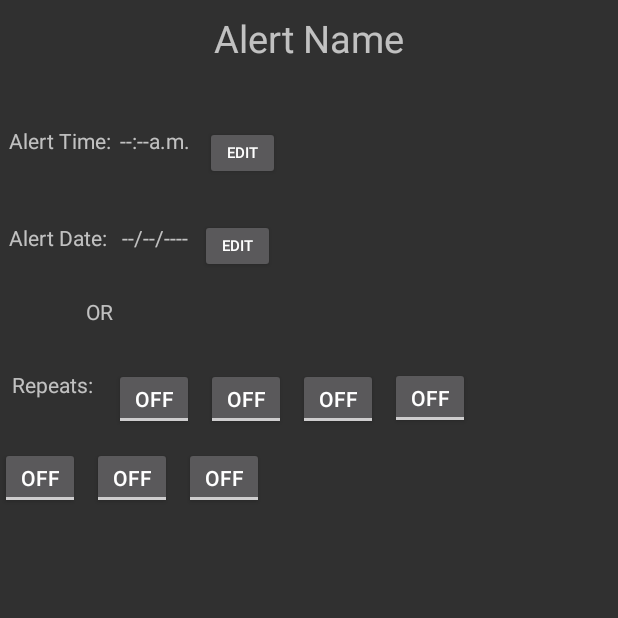
After one commit to jekrause/reef, an Android app: the ViewAlertActivity screen opened directly, with no data from a screen before it, on a phone screen of 412 x 824 dp, the top half of it. The commit adds this screen. Run offline under Robolectric (Android 15) with nearby library versions, the phone set to English and light mode, and no system bars.

Commit message:
Started View Alert Activity and XML

```diff
--- a/app/src/main/AndroidManifest.xml
+++ b/app/src/main/AndroidManifest.xml
@@ -7,6 +7,7 @@
     <uses-permission android:name="android.permission.WRITE_EXTERNAL_STORAGE" />
     <uses-permission android:name="android.permission.READ_EXTERNAL_STORAGE" />
     <uses-permission android:name="com.android.vending.BILLING" />
+    <uses-permission android:name="android.permission.READ_PHONE_STATE" />
 
     <application
         android:allowBackup="true"
@@ -21,34 +22,49 @@
                 <category android:name="android.intent.category.LAUNCHER" />
             </intent-filter>
         </activity>
-        <activity android:name=".tankVolumeActivity"
-            android:screenOrientation="portrait"/>
-        <activity android:name=".PartDosingActivity"
-            android:screenOrientation="portrait"/>
-        <activity android:name=".FishSelectedActivity"
-            android:screenOrientation="portrait"/>
-        <activity android:name=".InvertsSelectedActivity"
-            android:screenOrientation="portrait"/>
-        <activity android:name=".UpgradeActivity"
-            android:screenOrientation="portrait"/>
-        <activity android:name=".ReefTestsActivity"
-            android:screenOrientation="portrait"/>
-        <activity android:name=".SelectedTestActivity"
-            android:screenOrientation="portrait"/>
-        <activity android:name=".GraphActivity"
-            android:screenOrientation="portrait"/>
-        <activity android:name=".AlertsActivity"
-            android:screenOrientation="portrait"/>
-        <activity android:name=".TankInhabitantsActivity"
-            android:screenOrientation="portrait"/>
-        <activity android:name=".CoralListActivity"
-            android:screenOrientation="portrait"/>
-        <activity android:name=".FishListActivity"
-            android:screenOrientation="portrait"/>
-        <activity android:name=".InvertsListActivity"
-            android:screenOrientation="portrait"/>
-        <activity android:name=".CoralSelectedActivity"
-            android:screenOrientation="portrait"/>
+        <activity
+            android:name=".tankVolumeActivity"
+            android:screenOrientation="portrait" />
+        <activity
+            android:name=".PartDosingActivity"
+            android:screenOrientation="portrait" />
+        <activity
+            android:name=".FishSelectedActivity"
+            android:screenOrientation="portrait" />
+        <activity
+            android:name=".InvertsSelectedActivity"
+            android:screenOrientation="portrait" />
+        <activity
+            android:name=".UpgradeActivity"
+            android:screenOrientation="portrait" />
+        <activity
+            android:name=".ReefTestsActivity"
+            android:screenOrientation="portrait" />
+        <activity
+            android:name=".SelectedTestActivity"
+            android:screenOrientation="portrait" />
+        <activity
+            android:name=".GraphActivity"
+            android:screenOrientation="portrait" />
+        <activity
+            android:name=".AlertsActivity"
+            android:screenOrientation="portrait" />
+        <activity
+            android:name=".TankInhabitantsActivity"
+            android:screenOrientation="portrait" />
+        <activity
+            android:name=".CoralListActivity"
+            android:screenOrientation="portrait" />
+        <activity
+            android:name=".FishListActivity"
+            android:screenOrientation="portrait" />
+        <activity
+            android:name=".InvertsListActivity"
+            android:screenOrientation="portrait" />
+        <activity
+            android:name=".CoralSelectedActivity"
+            android:screenOrientation="portrait" />
+        <activity android:name=".ViewAlertActivity"></activity>
     </application>
 
 </manifest>
--- a/app/src/main/java/kdc/reef/john/reefcaluclators/AlertsActivity.java
+++ b/app/src/main/java/kdc/reef/john/reefcaluclators/AlertsActivity.java
@@ -2,6 +2,7 @@ package kdc.reef.john.reefcaluclators;
 
 import android.app.AlertDialog;
 import android.content.DialogInterface;
+import android.content.Intent;
 import android.graphics.Color;
 import android.graphics.drawable.BitmapDrawable;
 import android.graphics.drawable.Drawable;
@@ -125,7 +126,7 @@ public class AlertsActivity extends AppCompatActivity {
 
     //sets on click listeners
     private void registerClickCallBack(){
-        viewListView = (ListView) findViewById(R.id.listViewAlarms);
+        //viewListView = (ListView) findViewById(R.id.listViewAlarms);
         viewListView.setOnItemLongClickListener(new AdapterView.OnItemLongClickListener() {
             @Override
             public boolean onItemLongClick(AdapterView<?> parent, View view, int position, long id) {
@@ -155,7 +156,8 @@ public class AlertsActivity extends AppCompatActivity {
             @Override
             public void onItemClick(AdapterView<?> parent, View view, int position, long id) {
                 //TODO
-                Toast.makeText(AlertsActivity.this, "Edit Popup", Toast.LENGTH_SHORT).show();
+                Intent intent = new Intent(AlertsActivity.this, ViewAlertActivity.class);
+                startActivity(intent);
             }
         });
     }
--- /dev/null
+++ b/app/src/main/java/kdc/reef/john/reefcaluclators/ViewAlertActivity.java
@@ -0,0 +1,13 @@
+package kdc.reef.john.reefcaluclators;
+
+import android.support.v7.app.AppCompatActivity;
+import android.os.Bundle;
+
+public class ViewAlertActivity extends AppCompatActivity {
+
+    @Override
+    protected void onCreate(Bundle savedInstanceState) {
+        super.onCreate(savedInstanceState);
+        setContentView(R.layout.activity_view_alert);
+    }
+}
--- /dev/null
+++ b/app/src/main/res/layout/activity_view_alert.xml
@@ -0,0 +1,176 @@
+<?xml version="1.0" encoding="utf-8"?>
+<android.support.constraint.ConstraintLayout xmlns:android="http://schemas.android.com/apk/res/android"
+    xmlns:app="http://schemas.android.com/apk/res-auto"
+    xmlns:tools="http://schemas.android.com/tools"
+    android:layout_width="match_parent"
+    android:layout_height="match_parent"
+    tools:context="kdc.reef.john.reefcaluclators.ViewAlertActivity">
+
+
+    <TextView
+        android:id="@+id/textView8"
+        android:layout_width="wrap_content"
+        android:layout_height="wrap_content"
+        android:text="Alert Name"
+        android:textSize="25sp"
+        android:layout_marginRight="8dp"
+        app:layout_constraintRight_toRightOf="parent"
+        android:layout_marginLeft="8dp"
+        app:layout_constraintLeft_toLeftOf="parent"
+        android:layout_marginStart="8dp"
+        android:layout_marginEnd="8dp"
+        app:layout_constraintTop_toTopOf="parent"
+        android:layout_marginTop="8dp" />
+
+    <TextView
+        android:id="@+id/textView11"
+        android:layout_width="wrap_content"
+        android:layout_height="wrap_content"
+        android:text="Alert Time:"
+        android:layout_marginLeft="6dp"
+        app:layout_constraintLeft_toLeftOf="parent"
+        android:layout_marginTop="41dp"
+        app:layout_constraintTop_toBottomOf="@+id/textView8" />
+
+    <TextView
+        android:id="@+id/textView12"
+        android:layout_width="wrap_content"
+        android:layout_height="wrap_content"
+        android:text="--:--a.m."
+        app:layout_constraintLeft_toRightOf="@+id/textView11"
+        android:layout_marginLeft="6dp"
+        android:layout_marginTop="41dp"
+        app:layout_constraintTop_toBottomOf="@+id/textView8" />
+
+    <Button
+        android:id="@+id/button6"
+        android:layout_width="50dp"
+        android:layout_height="36dp"
+        android:text="Edit"
+        android:textSize="10sp"
+        app:layout_constraintLeft_toRightOf="@+id/textView12"
+        android:layout_marginLeft="10dp"
+        android:layout_marginTop="41dp"
+        app:layout_constraintTop_toBottomOf="@+id/textView8" />
+
+    <TextView
+        android:id="@+id/textView13"
+        android:layout_width="wrap_content"
+        android:layout_height="wrap_content"
+        android:text="Alert Date:"
+        android:layout_marginLeft="6dp"
+        app:layout_constraintLeft_toLeftOf="parent"
+        android:layout_marginTop="45dp"
+        app:layout_constraintTop_toBottomOf="@+id/textView11" />
+
+    <TextView
+        android:id="@+id/textView14"
+        android:layout_width="wrap_content"
+        android:layout_height="wrap_content"
+        android:text="--/--/----"
+        app:layout_constraintLeft_toRightOf="@+id/textView13"
+        android:layout_marginLeft="10dp"
+        android:layout_marginTop="45dp"
+        app:layout_constraintTop_toBottomOf="@+id/textView12" />
+
+    <Button
+        android:id="@+id/button8"
+        android:layout_width="50dp"
+        android:layout_height="36dp"
+        android:text="Edit"
+        android:textSize="10sp"
+        android:layout_marginTop="26dp"
+        app:layout_constraintTop_toBottomOf="@+id/button6"
+        app:layout_constraintLeft_toRightOf="@+id/textView14"
+        android:layout_marginLeft="8dp" />
+
+    <TextView
+        android:id="@+id/textView15"
+        android:layout_width="wrap_content"
+        android:layout_height="wrap_content"
+        android:text="OR"
+        android:layout_marginLeft="57dp"
+        app:layout_constraintLeft_toLeftOf="parent"
+        android:layout_marginTop="30dp"
+        app:layout_constraintTop_toBottomOf="@+id/textView13" />
+
+    <TextView
+        android:id="@+id/textView16"
+        android:layout_width="wrap_content"
+        android:layout_height="wrap_content"
+        android:text="Repeats:"
+        android:layout_marginTop="29dp"
+        app:layout_constraintTop_toBottomOf="@+id/textView15"
+        android:layout_marginLeft="8dp"
+        app:layout_constraintLeft_toLeftOf="parent" />
+
+    <ToggleButton
+        android:id="@+id/toggleButton"
+        android:layout_width="53dp"
+        android:layout_height="41dp"
+        android:layout_marginLeft="8dp"
+        android:layout_marginTop="27dp"
+        android:text="WED"
+        app:layout_constraintLeft_toRightOf="@+id/toggleButton5"
+        app:layout_constraintTop_toBottomOf="@+id/textView15" />
+
+    <ToggleButton
+        android:id="@+id/toggleButton8"
+        android:layout_width="53dp"
+        android:layout_height="41dp"
+        android:layout_marginTop="11dp"
+        android:text="FRI"
+        app:layout_constraintTop_toBottomOf="@+id/toggleButton3"
+        tools:layout_editor_absoluteX="77dp" />
+
+    <ToggleButton
+        android:id="@+id/toggleButton7"
+        android:layout_width="53dp"
+        android:layout_height="41dp"
+        android:layout_marginLeft="8dp"
+        android:layout_marginTop="11dp"
+        android:text="SAT"
+        app:layout_constraintLeft_toRightOf="@+id/toggleButton6"
+        app:layout_constraintTop_toBottomOf="@+id/toggleButton5" />
+
+    <ToggleButton
+        android:id="@+id/toggleButton6"
+        android:layout_width="53dp"
+        android:layout_height="41dp"
+        android:layout_marginLeft="8dp"
+        android:layout_marginTop="11dp"
+        android:text="FRI"
+        app:layout_constraintLeft_toRightOf="@+id/toggleButton8"
+        app:layout_constraintTop_toBottomOf="@+id/toggleButton4" />
+
+    <ToggleButton
+        android:id="@+id/toggleButton4"
+        android:layout_width="53dp"
+        android:layout_height="41dp"
+        android:layout_marginLeft="8dp"
+        android:layout_marginTop="28dp"
+        android:text="MON"
+        app:layout_constraintLeft_toRightOf="@+id/toggleButton3"
+        app:layout_constraintTop_toBottomOf="@+id/textView15" />
+
+    <ToggleButton
+        android:id="@+id/toggleButton5"
+        android:layout_width="53dp"
+        android:layout_height="41dp"
+        android:layout_marginLeft="8dp"
+        android:layout_marginTop="28dp"
+        android:text="TUES"
+        app:layout_constraintLeft_toRightOf="@+id/toggleButton4"
+        app:layout_constraintTop_toBottomOf="@+id/textView15" />
+
+    <ToggleButton
+        android:id="@+id/toggleButton3"
+        android:layout_width="53dp"
+        android:layout_height="41dp"
+        android:layout_marginLeft="14dp"
+        android:layout_marginTop="28dp"
+        android:text="SUN"
+        app:layout_constraintLeft_toRightOf="@+id/textView16"
+        app:layout_constraintTop_toBottomOf="@+id/textView15" />
+
+</android.support.constraint.ConstraintLayout>
```
